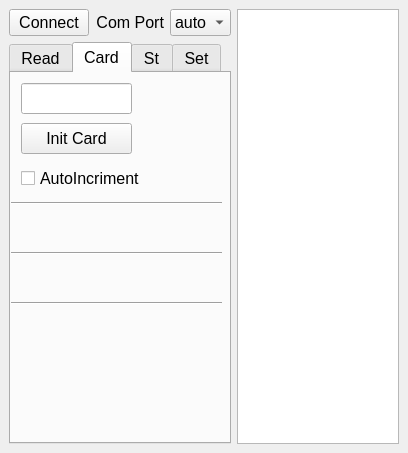
Old version of the form design.ui in the repository sportiduino/SportiduinoPQ.
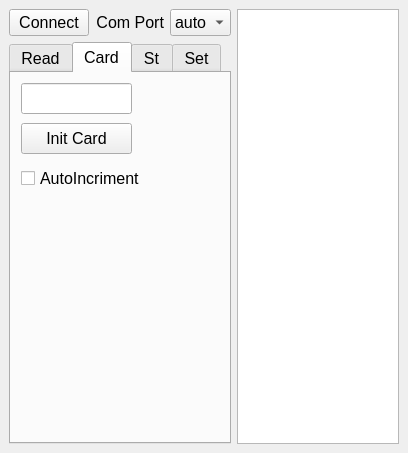
New version of the form. The open tabs and pages were chosen to show the change.

What changed in the file:
```diff
--- a/design.ui
+++ b/design.ui
@@ -420,45 +420,6 @@
            <string>AutoIncriment</string>
           </property>
          </widget>
-         <widget class="Line" name="line">
-          <property name="geometry">
-           <rect>
-            <x>0</x>
-            <y>120</y>
-            <width>211</width>
-            <height>20</height>
-           </rect>
-          </property>
-          <property name="orientation">
-           <enum>Qt::Horizontal</enum>
-          </property>
-         </widget>
-         <widget class="Line" name="line_6">
-          <property name="geometry">
-           <rect>
-            <x>0</x>
-            <y>220</y>
-            <width>211</width>
-            <height>21</height>
-           </rect>
-          </property>
-          <property name="orientation">
-           <enum>Qt::Horizontal</enum>
-          </property>
-         </widget>
-         <widget class="Line" name="line_7">
-          <property name="geometry">
-           <rect>
-            <x>0</x>
-            <y>170</y>
-            <width>211</width>
-            <height>20</height>
-           </rect>
-          </property>
-          <property name="orientation">
-           <enum>Qt::Horizontal</enum>
-          </property>
-         </widget>
         </widget>
         <widget class="QWidget" name="tab_2">
          <attribute name="title">
```
